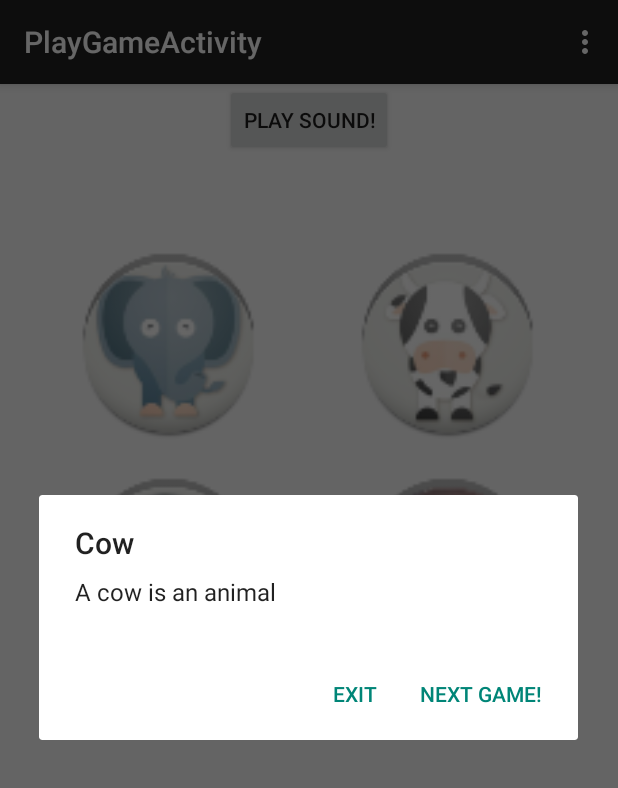
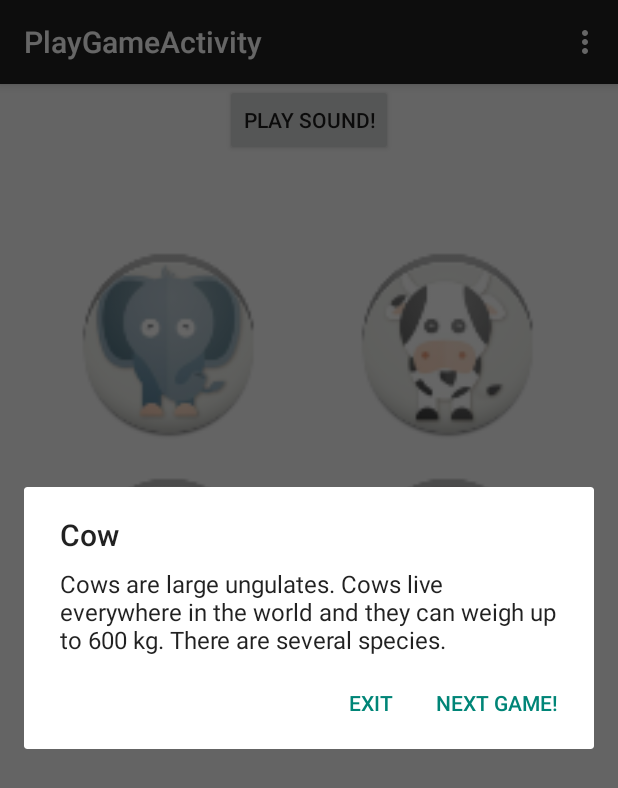
Before and after one commit to fakekowa/Animals, an Android app: the PlayGameActivity screen opened directly, with no data from a screen before it, after a tap on an icon or button, on a phone screen of 412 x 824 dp. Shown: the top 788 px of the screen. Run offline under Robolectric (Android 15) with nearby library versions, the light colour scheme and no system bars; libraries missing offline, so code that uses them is left out: com.readystatesoftware.sqliteasset; network calls fail; 7 statements that could not run were skipped.

Commit message:
Added text as description to animals at level easy.

```diff
--- a/app/src/main/res/values/strings.xml
+++ b/app/src/main/res/values/strings.xml
@@ -32,12 +32,16 @@
     <string name="title_activity_play_game">PlayGameActivity</string>
 
     <string name="play_sound_button">Play Sound!</string>
-    <string name="elephant_desc">An elephant is an animal</string>
-    <string name="cow_desc">A cow is an animal</string>
-    <string name="lion_desc">A lion is an animal</string>
+
+
+
+
+    <string name="elephant_desc">Elephants are large mammals that live in Africa and Asia. They often live in savannahs, deserts and forests. Elephants can live up to 70 years and weigh 7,000 kg.</string>
+    <string name="cow_desc">Cows are large ungulates. Cows live everywhere in the world and they can weigh up to 600 kg. There are several species.</string>
+    <string name="lion_desc">Lions are big cats that live in Africa and India. Lions live in prides in savannahs and forests. Lions can live up to 14 years.</string>
     <string name="catmeow_desc">A louise cat is an animal</string>
-    <string name="sealion_desc">A sea lion is an animal</string>
-    <string name="cat_desc">A real cat is a real cat</string>
+    <string name="sealion_desc">Sea lions are sea mammals that have a lifespan of 20-30 years. A female sea lion weigh 100 kg and a male sea lion weigh 300 kg. Sea lions are very cute.</string>
+    <string name="cat_desc">Cats live everywhere in the world. They can live up to 20 years. There are more than 70 species. Cats can be house cats or wildcats.</string>
     <string name="next_game">Next Game!</string>
     <string name="exit_game">Exit</string>
 
```
Also changed, not shown: 3 other files.
